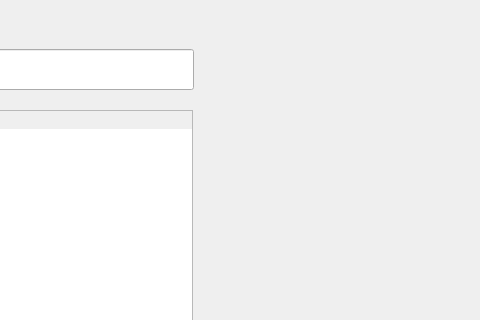
Old version of the form Client/Interface/List.ui in the repository NegiKirin/PBL4-23-24; both pictures show x 947 to 1427 and y 0 to 320 of the 1537 by 600 pixel window.
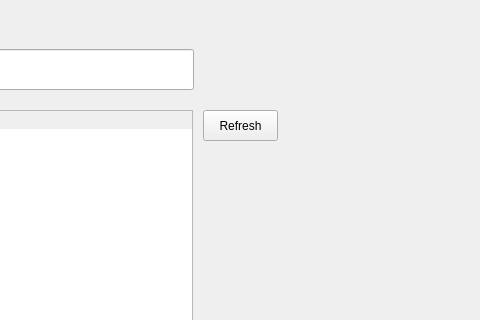
New version of the form.

```diff
--- a/Client/Interface/List.ui
+++ b/Client/Interface/List.ui
@@ -319,6 +319,19 @@
      <string>2</string>
     </property>
    </widget>
+   <widget class="QPushButton" name="refreshButton">
+    <property name="geometry">
+     <rect>
+      <x>1150</x>
+      <y>110</y>
+      <width>75</width>
+      <height>31</height>
+     </rect>
+    </property>
+    <property name="text">
+     <string>Refresh</string>
+    </property>
+   </widget>
   </widget>
   <widget class="QMenuBar" name="menubar">
    <property name="geometry">
```
Left out of the diff: 2 changed lines with no effect on the pictures.
